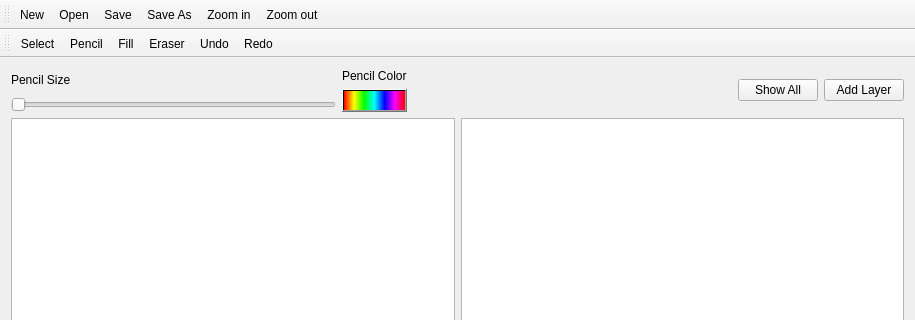
Before: the Qt Designer form src/mainwindow.ui in MATF-RS19/RS024-paint, drawn with Qt 5; both pictures show x 0 to 915 and y 0 to 320 of the 915 by 709 pixel window.
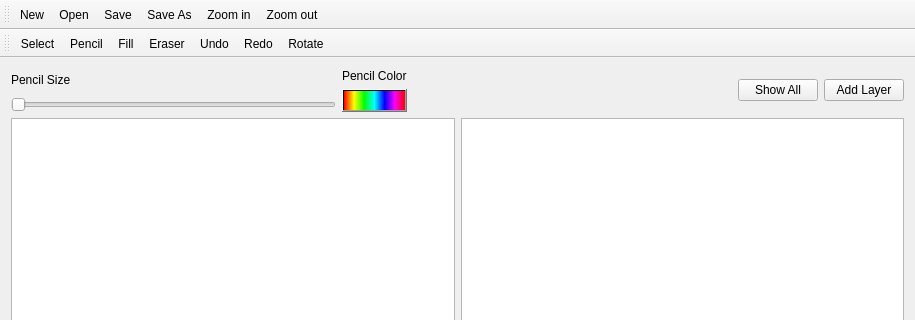
After: the same form once the commit is applied. Icons and pictures are not drawn.

Patch:
```diff
--- a/src/mainwindow.ui
+++ b/src/mainwindow.ui
@@ -168,6 +168,7 @@
    <addaction name="actionEraser"/>
    <addaction name="actionUndo"/>
    <addaction name="actionRedo"/>
+   <addaction name="actionRotate"/>
   </widget>
   <action name="actionNew">
    <property name="icon">
@@ -333,6 +334,15 @@
     <string>Open</string>
    </property>
   </action>
+  <action name="actionRotate">
+   <property name="icon">
+    <iconset resource="resources.qrc">
+     <normaloff>:/rec/images/rotate_transparent.jpg</normaloff>:/rec/images/rotate_transparent.jpg</iconset>
+   </property>
+   <property name="text">
+    <string>Rotate</string>
+   </property>
+  </action>
  </widget>
  <layoutdefault spacing="6" margin="11"/>
  <resources>
```
